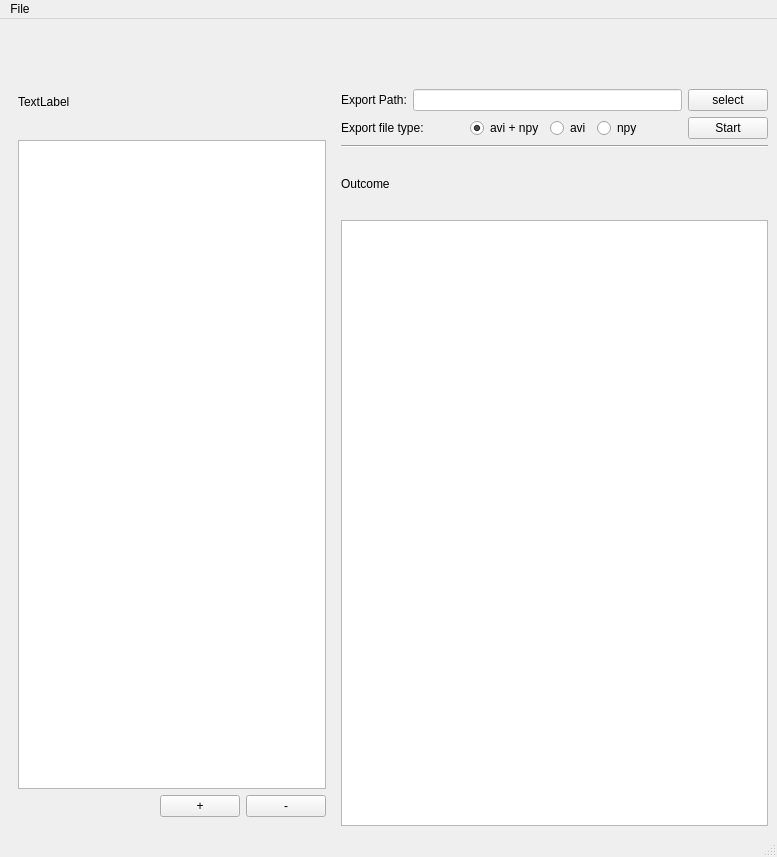
This is util/ui/EC_dicom2avi.ui in chi-chun-1999/EC_dicom2avi as Qt 5 draws it before an edit. The edited form follows.
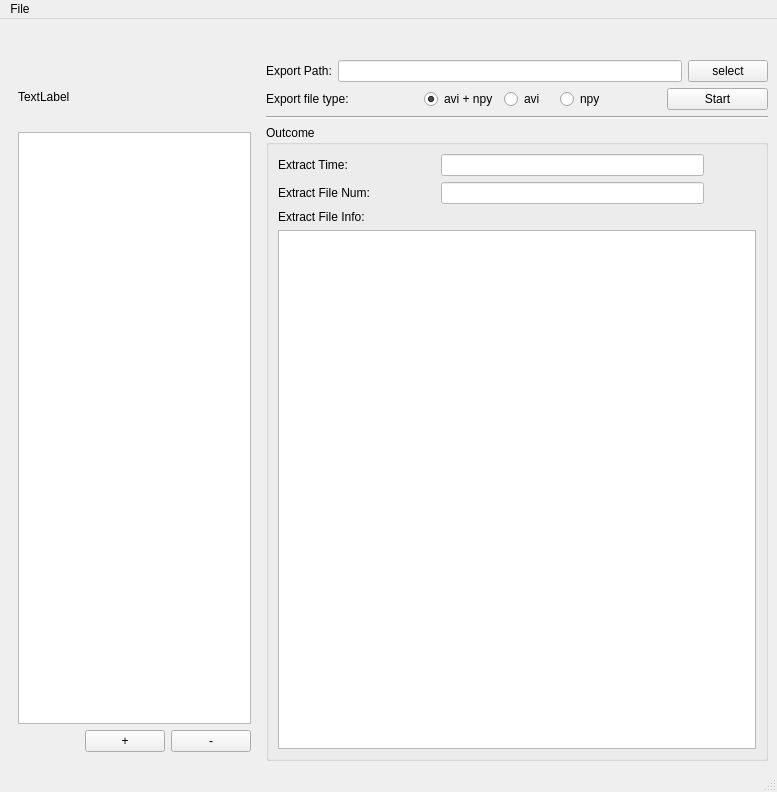
This is the edited form.

Commit message: finish using QViewTree to show outcome

The edit to the form file:
```diff
--- a/util/ui/EC_dicom2avi.ui
+++ b/util/ui/EC_dicom2avi.ui
@@ -7,7 +7,7 @@
     <x>0</x>
     <y>0</y>
     <width>777</width>
-    <height>857</height>
+    <height>792</height>
    </rect>
   </property>
   <property name="windowTitle">
@@ -21,7 +21,7 @@
 }</string>
   </property>
   <widget class="QWidget" name="centralwidget">
-   <layout class="QHBoxLayout" name="horizontalLayout_4">
+   <layout class="QHBoxLayout" name="horizontalLayout_7" stretch="1,2">
     <item>
      <widget class="QWidget" name="widget" native="true">
       <layout class="QVBoxLayout" name="verticalLayout_2">
@@ -90,7 +90,7 @@
      </widget>
     </item>
     <item>
-     <layout class="QVBoxLayout" name="verticalLayout_3" stretch="1,2,2,1,1,10">
+     <layout class="QVBoxLayout" name="verticalLayout_4" stretch="1,2,2,2,20">
       <item>
        <spacer name="verticalSpacer">
         <property name="orientation">
@@ -223,15 +223,102 @@
        </widget>
       </item>
       <item>
-       <widget class="QLabel" name="label_outcome">
-        <property name="text">
+       <widget class="QGroupBox" name="groupBox">
+        <property name="title">
          <string>Outcome</string>
         </property>
+        <layout class="QHBoxLayout" name="horizontalLayout_6">
+         <item>
+          <layout class="QVBoxLayout" name="verticalLayout_3">
+           <item>
+            <layout class="QHBoxLayout" name="horizontalLayout_4" stretch="3,5,1">
+             <item>
+              <widget class="QLabel" name="label_2">
+               <property name="text">
+                <string>Extract Time:</string>
+               </property>
+              </widget>
+             </item>
+             <item>
+              <widget class="QLineEdit" name="lineEdit_process_time">
+               <property name="enabled">
+                <bool>false</bool>
+               </property>
+               <property name="text">
+                <string/>
+               </property>
+               <property name="alignment">
+                <set>Qt::AlignCenter</set>
+               </property>
+              </widget>
+             </item>
+             <item>
+              <spacer name="horizontalSpacer_4">
+               <property name="orientation">
+                <enum>Qt::Horizontal</enum>
+               </property>
+               <property name="sizeHint" stdset="0">
+                <size>
+                 <width>40</width>
+                 <height>20</height>
+                </size>
+               </property>
+              </spacer>
+             </item>
+            </layout>
+           </item>
+           <item>
+            <layout class="QHBoxLayout" name="horizontalLayout_5" stretch="3,5,1">
+             <item>
+              <widget class="QLabel" name="label_3">
+               <property name="text">
+                <string>Extract File Num:</string>
+               </property>
+              </widget>
+             </item>
+             <item>
+              <widget class="QLineEdit" name="lineEdit_process_file_num">
+               <property name="enabled">
+                <bool>false</bool>
+               </property>
+               <property name="text">
+                <string/>
+               </property>
+               <property name="alignment">
+                <set>Qt::AlignCenter</set>
+               </property>
+              </widget>
+             </item>
+             <item>
+              <spacer name="horizontalSpacer_5">
+               <property name="orientation">
+                <enum>Qt::Horizontal</enum>
+               </property>
+               <property name="sizeHint" stdset="0">
+                <size>
+                 <width>40</width>
+                 <height>20</height>
+                </size>
+               </property>
+              </spacer>
+             </item>
+            </layout>
+           </item>
+           <item>
+            <widget class="QLabel" name="label_4">
+             <property name="text">
+              <string>Extract File Info:</string>
+             </property>
+            </widget>
+           </item>
+           <item>
+            <widget class="QTreeView" name="treeView_outcome"/>
+           </item>
+          </layout>
+         </item>
+        </layout>
        </widget>
       </item>
-      <item>
-       <widget class="QTreeView" name="treeView_outcome"/>
-      </item>
      </layout>
     </item>
    </layout>
```
Left out of the diff: 2 changed lines with no effect on the pictures. The commit also changes 6 other files.
